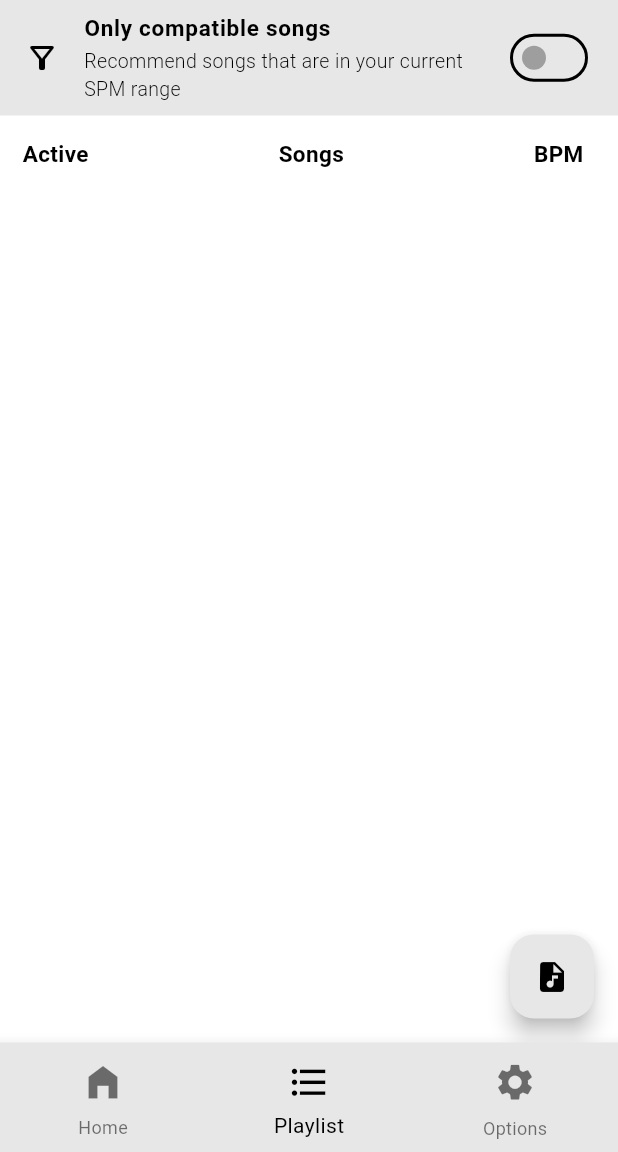
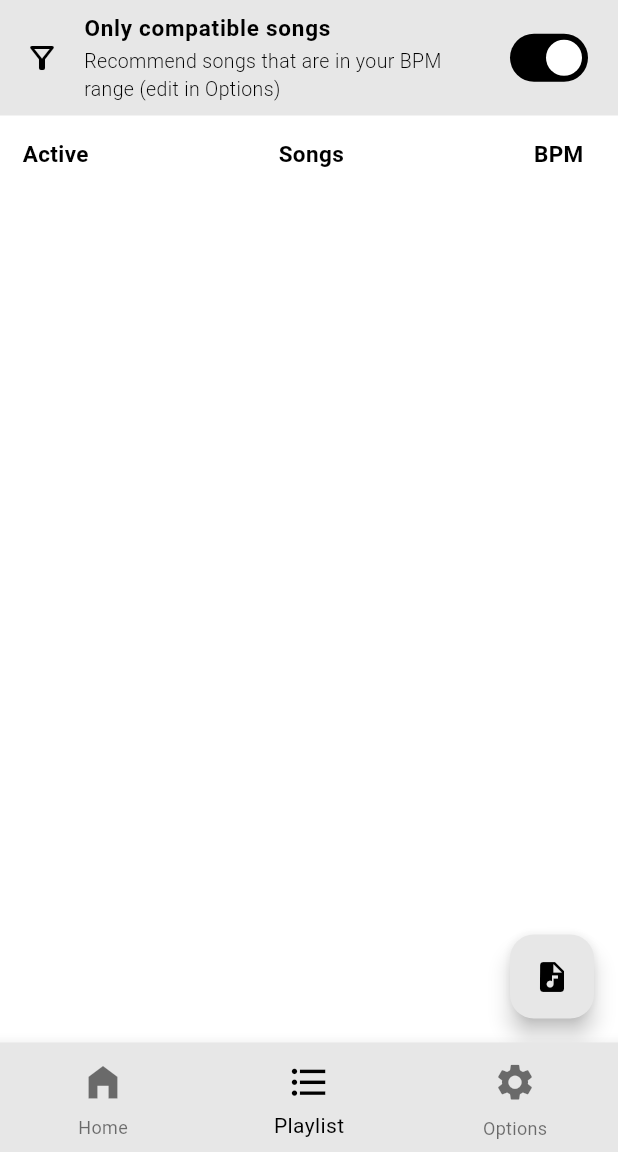
Before and after one commit to SamMed05/music_pedometer_ui, a Flutter app: the screen it shows after launch, item 2 of the bottom bar chosen, after a tap on "Only compatible songs", on a phone screen of 412 x 824 dp, the part 84-1236 px from its top. Run offline on Flutter 3.47's test engine with Material 3 defaults, Android fonts, the phone set to English and light mode, and no system bars; our stand-ins replace file_picker, fl_chart, get, just_audio, just_audio_background, package_info_plus and 1 more.

Commit message:
Add BPM range to allow only some songs to play

```diff
--- a/lib/options.dart
+++ b/lib/options.dart
@@ -19,6 +19,7 @@ class _OptionsState extends State<Options> {
   // bool _isRunningMode = false;
 
   // RangeValues _playbackRateRange = RangeValues(minPlaybackRate, maxPlaybackRate);
+  RangeValues _compatibleBPMRange = RangeValues(80, 140); // Default compatible BPM range
 
   @override
   Widget build(BuildContext context) {
@@ -144,6 +145,53 @@ class _OptionsState extends State<Options> {
             inactiveTrackColor: Theme.of(context).canvasColor,
             // ...
           ),
+
+          // Compatible BPM Range Slider
+          Padding(
+            padding: const EdgeInsets.all(16.0),
+            child: Column(
+              crossAxisAlignment: CrossAxisAlignment.start,
+              children: [
+                Text(
+                  "Allow songs in this BPM range",
+                  style: TextStyle(
+                    fontWeight: FontWeight.w400,
+                    fontSize: 16,
+                  ),
+                ),
+                Row(
+                  mainAxisAlignment: MainAxisAlignment.spaceBetween,
+                  children: [
+                    Text("40", style: TextStyle(fontWeight: FontWeight.w600)),
+                    Container(
+                      width: 780 / MediaQuery.of(context).devicePixelRatio,
+                      child: Padding(
+                        padding: const EdgeInsets.all(10.0),
+                        child: RangeSlider(
+                          values: _compatibleBPMRange,
+                          min: 40,
+                          max: 200,
+                          divisions: 160,
+                          labels: RangeLabels(
+                            _compatibleBPMRange.start.round().toString(),
+                            _compatibleBPMRange.end.round().toString(),
+                          ),
+                          onChanged: (RangeValues values) {
+                            setState(() {
+                              _compatibleBPMRange = values;
+                              // Update the StepDetectionProvider's compatible BPM range
+                              Provider.of<StepDetectionProvider>(context, listen: false).compatibleBPMRange = values;
+                            });
+                          },
+                        ),
+                      ),
+                    ),
+                    Text("200", style: TextStyle(fontWeight: FontWeight.w600)),
+                  ],
+                ),
+              ],
+            ),
+          ),
         ],
       ),
     );
--- a/lib/playlist.dart
+++ b/lib/playlist.dart
@@ -3,6 +3,7 @@ import 'models/song_model.dart';
 import 'package:file_picker/file_picker.dart';
 import 'models/playlist_provider.dart';
 import 'package:provider/provider.dart';
+import 'step_detection_provider.dart';
 
 class Playlist extends StatefulWidget {
   const Playlist({super.key});
@@ -14,6 +15,7 @@ class Playlist extends StatefulWidget {
 class _PlaylistPage extends State<Playlist> {
   // Get playlist provider
   late final dynamic playlistProvider;
+  bool _onlyCompatibleSongs = false; // Initially false
 
   bool onlyCompatibleSongs = true;
 
@@ -58,7 +60,13 @@ class _PlaylistPage extends State<Playlist> {
             mainAxisSize: MainAxisSize.max,
             children: [
               SwitchListTile(
-                value: false,
+                value: _onlyCompatibleSongs,
+                onChanged: (value) {
+                  setState(() {
+                    _onlyCompatibleSongs = value;
+                    _updateSongSelection(); // Update song selections based on the switch state
+                  });
+                },
                 title: Text(
                   "Only compatible songs",
                   style: TextStyle(
@@ -70,7 +78,7 @@ class _PlaylistPage extends State<Playlist> {
                   textAlign: TextAlign.start,
                 ),
                 subtitle: Text(
-                  "Recommend songs that are in your current SPM range",
+                  "Recommend songs that are in your BPM range (edit in Options)",
                   style: TextStyle(
                     fontWeight: FontWeight.w300,
                     fontStyle: FontStyle.normal,
@@ -82,7 +90,6 @@ class _PlaylistPage extends State<Playlist> {
                 shape: RoundedRectangleBorder(
                   borderRadius: BorderRadius.zero,
                 ),
-                onChanged: (value) {},
                 tileColor: Theme.of(context).colorScheme.onSecondary,
                 activeColor: Theme.of(context).colorScheme.onPrimary,
                 activeTrackColor: Theme.of(context).colorScheme.primary,
@@ -274,6 +281,26 @@ class _PlaylistPage extends State<Playlist> {
     );
 
     return isSongAdded;
+  }
+
+  void _updateSongSelection() {
+    if (_onlyCompatibleSongs) {
+      // Get the user's current SPM
+      // double userSPM = Provider.of<StepDetectionProvider>(context, listen: false).currentSPM;
+      RangeValues bpmRange = Provider.of<StepDetectionProvider>(context, listen: false).compatibleBPMRange;
+
+      // Iterate through the playlist and update isSelected based on BPM compatibility
+      for (SongModel song in playlistProvider.playlist) {
+        song.isSelected = song.BPM >= bpmRange.start && song.BPM <= bpmRange.end;
+      }
+    } else {
+      // Select all songs if the switch is off
+      for (SongModel song in playlistProvider.playlist) {
+        song.isSelected = true;
+      }
+    }
+
+    playlistProvider.notifyListeners(); // Notify listeners to rebuild the UI
   }
 
 
--- a/lib/step_detection_provider.dart
+++ b/lib/step_detection_provider.dart
@@ -23,6 +23,7 @@ class StepDetectionProvider with ChangeNotifier {
   DateTime _startTime = DateTime.now(); // Used to calculate the elapsed time for step frequency calculation
   List<FlSpot> _stepFrequencyData = []; // List to store step frequency data points
 
+  RangeValues _compatibleBPMRange = RangeValues(80, 140); // Default range
 
   // Getters and setters
   int get stepCount => _stepCount;
@@ -47,6 +48,22 @@ class StepDetectionProvider with ChangeNotifier {
       _threshold = 6;
     }
     notifyListeners();
+  }
+
+  RangeValues get compatibleBPMRange => _compatibleBPMRange;
+  set compatibleBPMRange(RangeValues values) {
+    _compatibleBPMRange = values;
+    notifyListeners();
+  }
+
+  // Getter for the current SPM (Steps Per Minute) of the user
+  double get currentSPM {
+    if (_stepInterval > 0) {
+      double stepFrequency = 1 / _stepInterval;
+      return stepFrequency * 60;
+    } else {
+      return 0.0; // Return 0 if no steps have been detected yet
+    }
   }
 
 
--- a/pubspec.yaml
+++ b/pubspec.yaml
@@ -1,7 +1,7 @@
 name: music_pedometer_ui
 description: "A Flutter mobile app that synchronizes music rhythm the the steps of the user."
 publish_to: 'none'
-version: 1.0.5
+version: 1.0.6
 
 environment:
   sdk: '>=3.4.4 <4.0.0'
```
